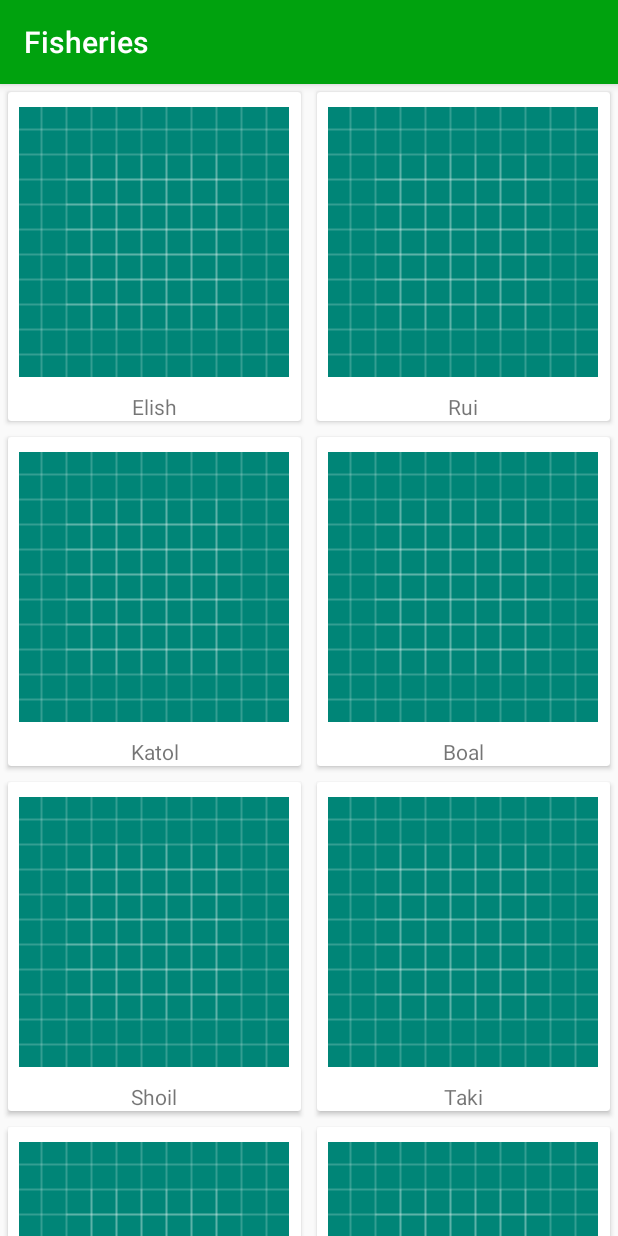
After one commit to Nababkhan007/kotlin_post_api_test_app, an Android app: the RecyclerViewActivity screen opened directly, with no data from a screen before it, on a phone screen of 412 x 824 dp. The commit adds this screen. Run offline under Robolectric (Android 15) with nearby library versions, the phone set to English and light mode, and no system bars.

Commit message:
recyclerView added

```diff
--- a/app/build.gradle
+++ b/app/build.gradle
@@ -25,12 +25,14 @@ android {
 
 dependencies {
     implementation fileTree(dir: 'libs', include: ['*.jar'])
-    implementation"org.jetbrains.kotlin:kotlin-stdlib-jdk7:$kotlin_version"
+    implementation "org.jetbrains.kotlin:kotlin-stdlib-jdk7:$kotlin_version"
     implementation 'androidx.appcompat:appcompat:1.1.0'
     implementation 'androidx.core:core-ktx:1.1.0'
     implementation 'androidx.constraintlayout:constraintlayout:1.1.3'
     implementation 'com.squareup.retrofit2:retrofit:2.6.2'
     implementation 'com.squareup.retrofit2:converter-gson:2.6.2'
+    //noinspection GradleCompatible
+    implementation 'com.android.support:design:28.0.0'
     testImplementation 'junit:junit:4.12'
     androidTestImplementation 'androidx.test.ext:junit:1.1.1'
     androidTestImplementation 'androidx.test.espresso:espresso-core:3.2.0'
--- a/app/src/main/AndroidManifest.xml
+++ b/app/src/main/AndroidManifest.xml
@@ -2,16 +2,17 @@
 <manifest xmlns:android="http://schemas.android.com/apk/res/android"
     package="com.example.fisheries">
 
-    <uses-permission android:name="android.permission.INTERNET"></uses-permission>
+    <uses-permission android:name="android.permission.INTERNET" />
 
     <application
-        android:usesCleartextTraffic="true"
         android:allowBackup="true"
         android:icon="@mipmap/ic_launcher"
         android:label="@string/app_name"
         android:roundIcon="@mipmap/ic_launcher_round"
         android:supportsRtl="true"
-        android:theme="@style/AppTheme">
+        android:theme="@style/AppTheme"
+        android:usesCleartextTraffic="true">
+        <activity android:name=".RecyclerViewActivity"></activity>
         <activity android:name=".MainActivity">
             <intent-filter>
                 <action android:name="android.intent.action.MAIN" />
--- /dev/null
+++ b/app/src/main/java/com/example/fisheries/ExampleAdapter.kt
@@ -0,0 +1,41 @@
+package com.example.fisheries
+
+import android.content.Context
+import android.view.LayoutInflater
+import android.view.View
+import android.view.ViewGroup
+import android.widget.Toast
+import androidx.recyclerview.widget.RecyclerView
+import kotlinx.android.synthetic.main.model_list_item.view.*
+
+class ExampleAdapter(val context: Context, val fishList: ArrayList<Fish>) :
+    RecyclerView.Adapter<ExampleViewHolder>() {
+    override fun onCreateViewHolder(parent: ViewGroup, viewType: Int): ExampleViewHolder {
+        return ExampleViewHolder(
+            LayoutInflater.from(context).inflate(
+                R.layout.model_list_item,
+                parent,
+                false
+            )
+        )
+    }
+
+    override fun getItemCount(): Int {
+        return fishList.size
+    }
+
+    override fun onBindViewHolder(holder: ExampleViewHolder, position: Int) {
+        holder.imageIv.setImageResource(R.drawable.ic_launcher_background)
+        holder.nameTv.text = fishList[position].fishName
+
+        holder.cardView.setOnClickListener{
+            Toast.makeText(context, ""+fishList[position], Toast.LENGTH_LONG).show()
+        }
+    }
+}
+
+class ExampleViewHolder(view: View) : RecyclerView.ViewHolder(view) {
+    val cardView = view.cv_itemClickId
+    val imageIv = view.iv_imageId
+    val nameTv = view.tv_nameId
+}
--- /dev/null
+++ b/app/src/main/java/com/example/fisheries/Fish.kt
@@ -0,0 +1,6 @@
+package com.example.fisheries
+
+import com.google.gson.annotations.Expose
+import com.google.gson.annotations.SerializedName
+
+data class Fish (var fishImage: Int, var fishName: String)
--- a/app/src/main/java/com/example/fisheries/MainActivity.kt
+++ b/app/src/main/java/com/example/fisheries/MainActivity.kt
@@ -1,5 +1,6 @@
 package com.example.fisheries
 
+import android.content.Intent
 import androidx.appcompat.app.AppCompatActivity
 import android.os.Bundle
 import android.view.View
@@ -72,5 +73,9 @@ class MainActivity : AppCompatActivity() {
 
                 })
         }
+
+        btn_openNewActivityId.setOnClickListener{
+            startActivity(Intent(this, RecyclerViewActivity::class.java))
+        }
     }
 }
--- /dev/null
+++ b/app/src/main/java/com/example/fisheries/RecyclerViewActivity.kt
@@ -0,0 +1,37 @@
+package com.example.fisheries
+
+import androidx.appcompat.app.AppCompatActivity
+import android.os.Bundle
+import android.widget.GridLayout
+import androidx.recyclerview.widget.GridLayoutManager
+import androidx.recyclerview.widget.LinearLayoutManager
+import kotlinx.android.synthetic.main.activity_recycler_view.*
+
+class RecyclerViewActivity : AppCompatActivity() {
+    var fishList = ArrayList<Fish>()
+
+    override fun onCreate(savedInstanceState: Bundle?) {
+        super.onCreate(savedInstanceState)
+        setContentView(R.layout.activity_recycler_view)
+
+        fishList.add(Fish(R.drawable.fisheries_govt_logo, "Elish"))
+        fishList.add(Fish(R.drawable.fisheries_govt_logo, "Rui"))
+        fishList.add(Fish(R.drawable.fisheries_govt_logo, "Katol"))
+        fishList.add(Fish(R.drawable.fisheries_govt_logo, "Boal"))
+        fishList.add(Fish(R.drawable.fisheries_govt_logo, "Shoil"))
+        fishList.add(Fish(R.drawable.fisheries_govt_logo, "Taki"))
+        fishList.add(Fish(R.drawable.fisheries_govt_logo, "Koi"))
+        fishList.add(Fish(R.drawable.fisheries_govt_logo, "Surma"))
+        fishList.add(Fish(R.drawable.fisheries_govt_logo, "Loitta"))
+        fishList.add(Fish(R.drawable.fisheries_govt_logo, "Churi"))
+        fishList.add(Fish(R.drawable.fisheries_govt_logo, "Lakkha"))
+        fishList.add(Fish(R.drawable.fisheries_govt_logo, "Mrigel"))
+        fishList.add(Fish(R.drawable.fisheries_govt_logo, "Kachki"))
+        fishList.add(Fish(R.drawable.fisheries_govt_logo, "Puti"))
+        fishList.add(Fish(R.drawable.fisheries_govt_logo, "Tengra"))
+
+        rv_showListItemId.layoutManager = GridLayoutManager(this, 2)
+//        rv_showListItemId.layoutManager = LinearLayoutManager(this)
+        rv_showListItemId.adapter = ExampleAdapter(this, fishList)
+    }
+}
--- a/app/src/main/res/layout/activity_main.xml
+++ b/app/src/main/res/layout/activity_main.xml
@@ -63,6 +63,14 @@
 
         </Button>
 
+        <Button
+            android:id="@+id/btn_openNewActivityId"
+            android:layout_width="match_parent"
+            android:layout_height="wrap_content"
+            android:text="Open new activity">
+
+        </Button>
+
     </LinearLayout>
 
 </RelativeLayout>
--- /dev/null
+++ b/app/src/main/res/layout/activity_recycler_view.xml
@@ -0,0 +1,17 @@
+<?xml version="1.0" encoding="utf-8"?>
+<RelativeLayout
+    xmlns:android="http://schemas.android.com/apk/res/android"
+    xmlns:app="http://schemas.android.com/apk/res-auto"
+    xmlns:tools="http://schemas.android.com/tools"
+    android:layout_width="match_parent"
+    android:layout_height="match_parent"
+    tools:context=".RecyclerViewActivity">
+
+    <androidx.recyclerview.widget.RecyclerView
+        android:id="@+id/rv_showListItemId"
+        android:layout_width="match_parent"
+        android:layout_height="match_parent">
+
+    </androidx.recyclerview.widget.RecyclerView>
+
+</RelativeLayout>
--- /dev/null
+++ b/app/src/main/res/layout/model_list_item.xml
@@ -0,0 +1,43 @@
+<?xml version="1.0" encoding="utf-8"?>
+<RelativeLayout xmlns:android="http://schemas.android.com/apk/res/android"
+    android:layout_width="match_parent"
+    android:layout_height="wrap_content"
+    android:orientation="vertical">
+
+    <androidx.cardview.widget.CardView
+        android:id="@+id/cv_itemClickId"
+        android:layout_width="match_parent"
+        android:layout_height="wrap_content"
+        android:layout_margin="5dp"
+        android:clickable="true">
+
+        <LinearLayout
+            android:layout_width="match_parent"
+            android:layout_height="wrap_content"
+            android:orientation="vertical">
+
+            <ImageView
+                android:id="@+id/iv_imageId"
+                android:layout_width="180dp"
+                android:layout_height="180dp"
+                android:layout_gravity="center"
+                android:layout_marginTop="10dp"
+                android:src="@drawable/ic_launcher_background">
+
+            </ImageView>
+
+            <TextView
+                android:id="@+id/tv_nameId"
+                android:layout_width="match_parent"
+                android:layout_height="wrap_content"
+                android:layout_marginTop="10dp"
+                android:gravity="center"
+                android:text="Example">
+
+            </TextView>
+
+        </LinearLayout>
+
+    </androidx.cardview.widget.CardView>
+
+</RelativeLayout>
--- a/app/src/main/res/values/colors.xml
+++ b/app/src/main/res/values/colors.xml
@@ -1,6 +1,6 @@
 <?xml version="1.0" encoding="utf-8"?>
 <resources>
-    <color name="colorPrimary">#F8F8F8</color>
-    <color name="colorPrimaryDark">#FAFBFC</color>
+    <color name="colorPrimary">#00A20E</color>
+    <color name="colorPrimaryDark">#008D04</color>
     <color name="colorAccent">#4E82E4</color>
 </resources>
```
Also changed, not shown: app/src/main/res/drawable/fisheries_govt_logo.png (added).
